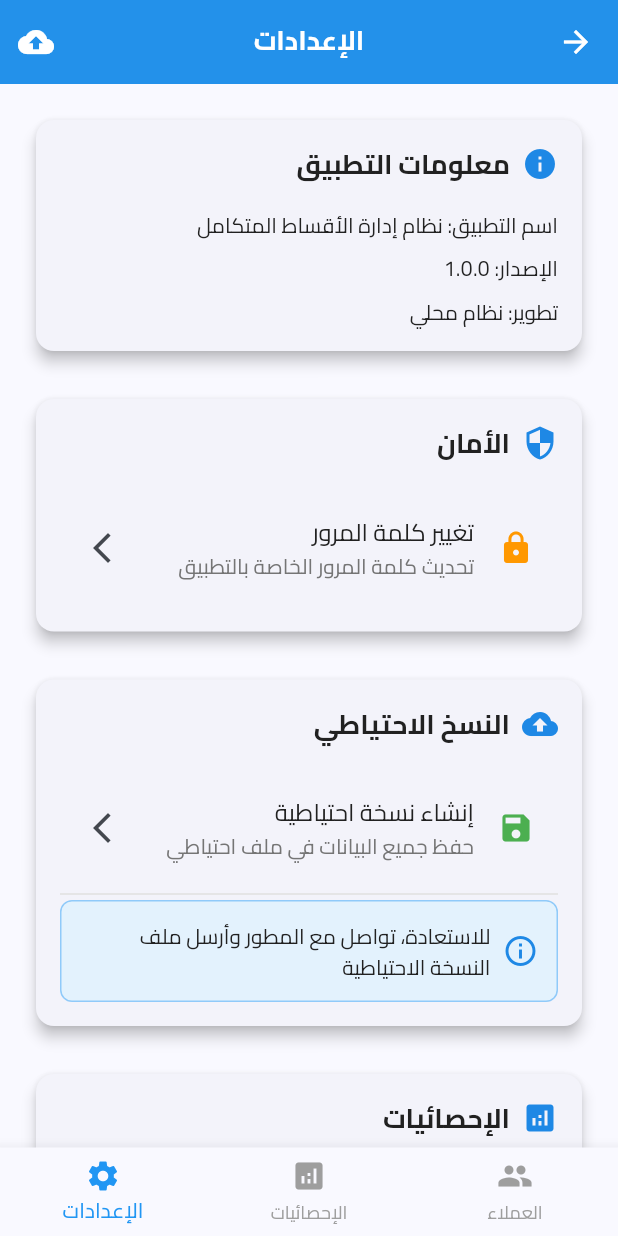
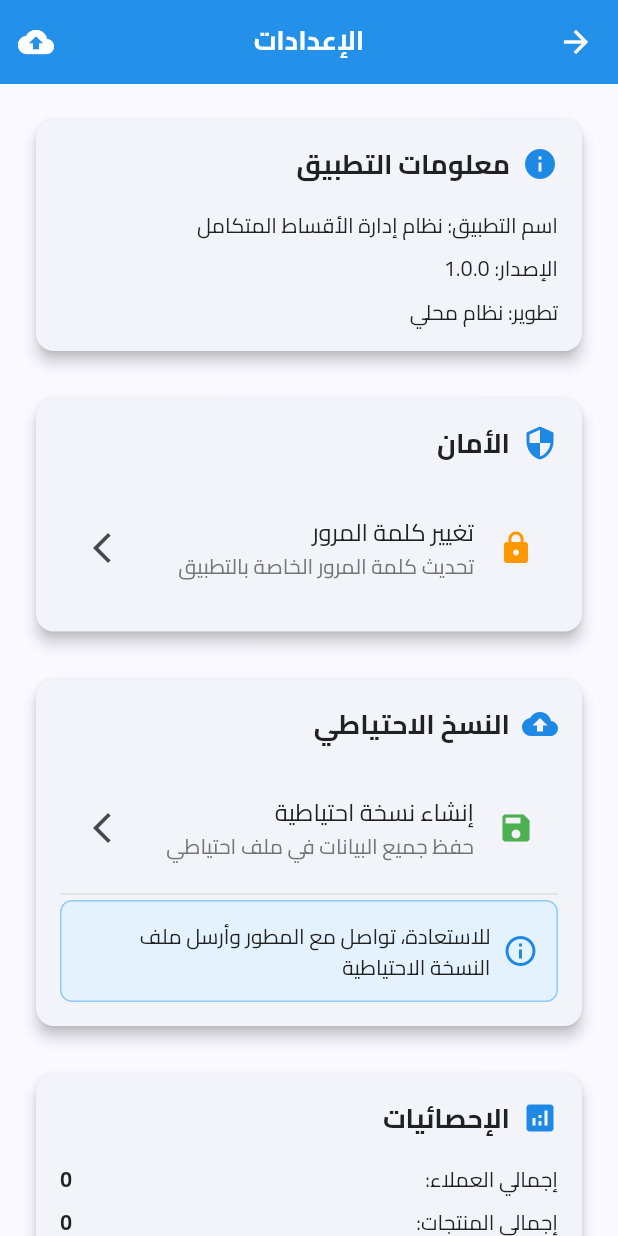
Before and after one commit to aalitariq44/integrated_installment_system, a Flutter app: the SettingsPage screen opened by its route, on a phone screen of 412 x 824 dp. Run offline on Flutter 3.47's test engine with Material 3 defaults, Android fonts, the light colour scheme and no system bars; our stand-ins replace equatable, flutter_bloc, pdf, printing, share_plus, sqflite; accounts and stored records are empty.

Commit message:
ازلاة زر الاعدادات من الاسفل

```diff
--- a/lib/features/settings/presentation/pages/settings_page.dart
+++ b/lib/features/settings/presentation/pages/settings_page.dart
@@ -477,36 +477,6 @@ class _SettingsPageState extends State<SettingsPage> {
                 ),
               ],
             ),
-      bottomNavigationBar: BottomNavigationBar(
-        type: BottomNavigationBarType.fixed,
-        currentIndex: 2,
-        selectedItemColor: Colors.blue,
-        unselectedItemColor: Colors.grey,
-        items: const [
-          BottomNavigationBarItem(icon: Icon(Icons.people), label: 'العملاء'),
-          BottomNavigationBarItem(
-            icon: Icon(Icons.analytics),
-            label: 'الإحصائيات',
-          ),
-          BottomNavigationBarItem(
-            icon: Icon(Icons.settings),
-            label: 'الإعدادات',
-          ),
-        ],
-        onTap: (index) {
-          switch (index) {
-            case 0:
-              Navigator.pushReplacementNamed(context, AppRoutes.customers);
-              break;
-            case 1:
-              Navigator.pushReplacementNamed(context, AppRoutes.statistics);
-              break;
-            case 2:
-              // Already on settings page
-              break;
-          }
-        },
-      ),
     );
   }
 }
```
Also changed, not shown: lib/features/customers/presentation/pages/customers_page.dart (+2 -8 lines), lib/features/statistics/presentation/pages/statistics_page.dart (+4 -9 lines).
